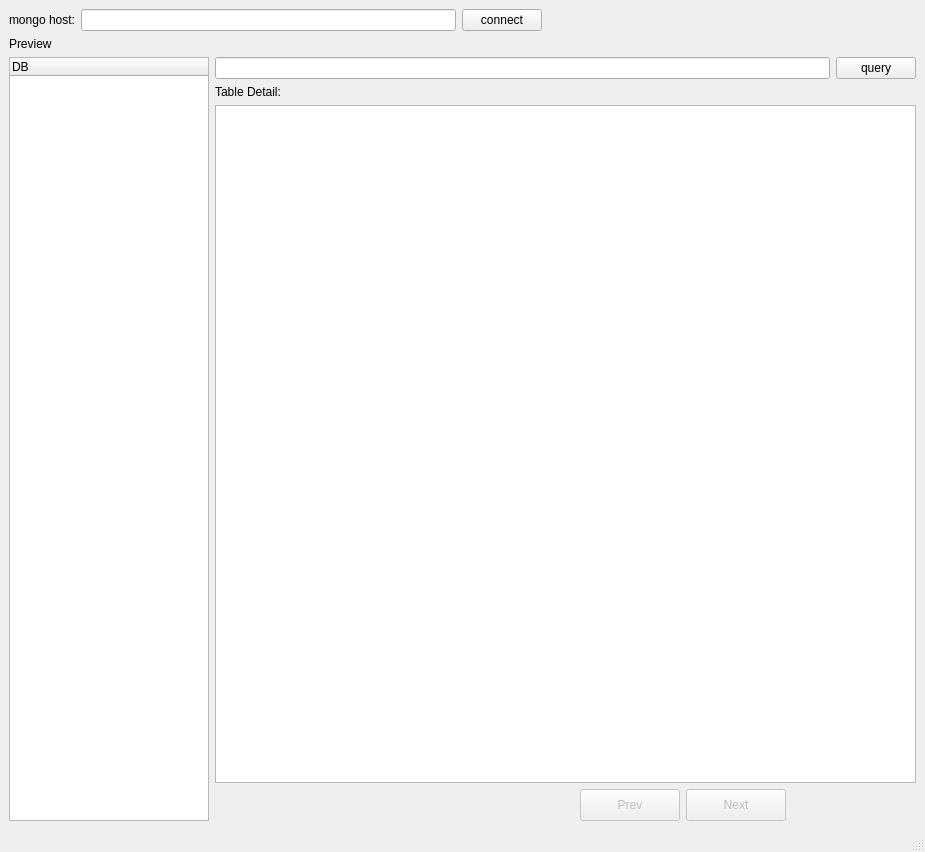
all3n/mongo-pyqt, file ui/MainWindow.ui: the form before one commit.
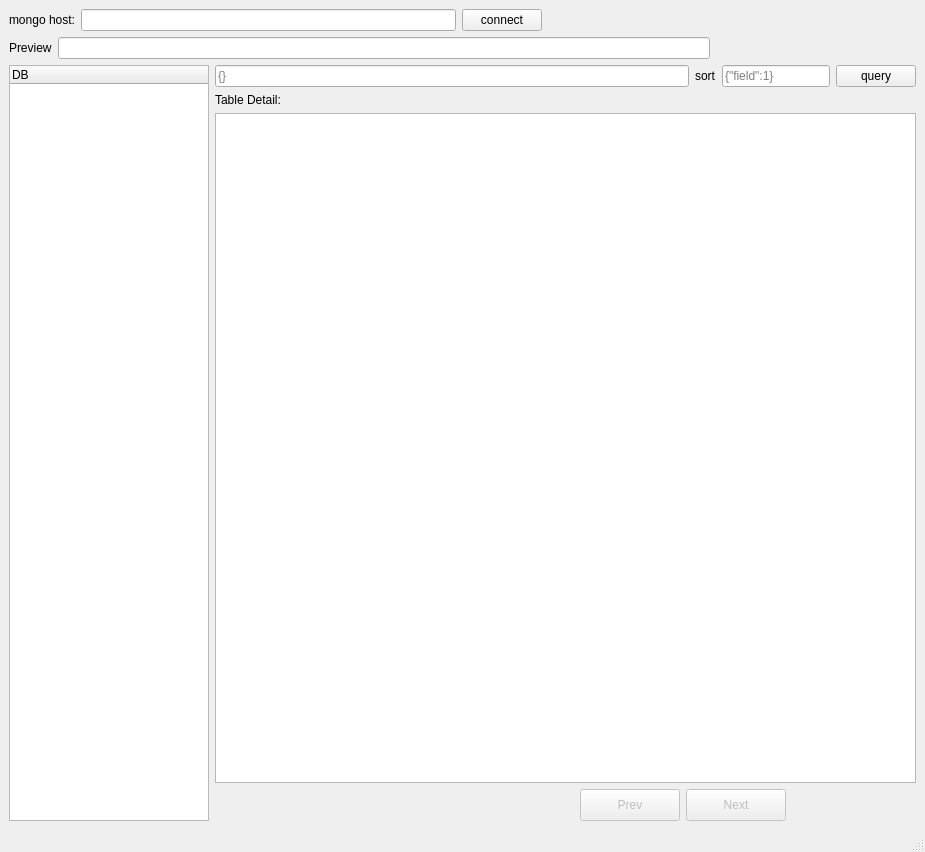
The form after the commit.

Commit message: add sort and add to query add support host:port

Patch:
```diff
--- a/ui/MainWindow.ui
+++ b/ui/MainWindow.ui
@@ -75,14 +75,27 @@
       <item>
        <layout class="QHBoxLayout" name="horizontalLayout">
         <item>
-         <widget class="QLabel" name="preview">
+         <widget class="QLabel" name="preview1">
           <property name="text">
            <string>Preview</string>
           </property>
          </widget>
         </item>
+        <item>
+         <widget class="QLineEdit" name="preview">
+          <property name="readOnly">
+           <bool>true</bool>
+          </property>
+         </widget>
+        </item>
         <item>
          <widget class="QLabel" name="querytime">
+          <property name="minimumSize">
+           <size>
+            <width>200</width>
+            <height>0</height>
+           </size>
+          </property>
           <property name="text">
            <string/>
           </property>
@@ -121,7 +134,55 @@
           <item>
            <layout class="QHBoxLayout" name="horizontalLayout_2">
             <item>
-             <widget class="QLineEdit" name="query"/>
+             <widget class="QLineEdit" name="query">
+              <property name="inputMethodHints">
+               <set>Qt::ImhHiddenText</set>
+              </property>
+              <property name="text">
+               <string/>
+              </property>
+              <property name="placeholderText">
+               <string>{}</string>
+              </property>
+              <property name="clearButtonEnabled">
+               <bool>true</bool>
+              </property>
+             </widget>
+            </item>
+            <item>
+             <widget class="QLabel" name="label_2">
+              <property name="text">
+               <string>sort</string>
+              </property>
+             </widget>
+            </item>
+            <item>
+             <widget class="QLineEdit" name="sort">
+              <property name="sizePolicy">
+               <sizepolicy hsizetype="Minimum" vsizetype="Fixed">
+                <horstretch>0</horstretch>
+                <verstretch>0</verstretch>
+               </sizepolicy>
+              </property>
+              <property name="minimumSize">
+               <size>
+                <width>100</width>
+                <height>0</height>
+               </size>
+              </property>
+              <property name="inputMethodHints">
+               <set>Qt::ImhNone</set>
+              </property>
+              <property name="text">
+               <string/>
+              </property>
+              <property name="placeholderText">
+               <string>{&quot;field&quot;:1}</string>
+              </property>
+              <property name="clearButtonEnabled">
+               <bool>false</bool>
+              </property>
+             </widget>
             </item>
             <item>
              <widget class="QPushButton" name="querybtn">
```
Left out of the diff: 2 changed lines with no effect on the pictures. The commit also changes 7 other files.
